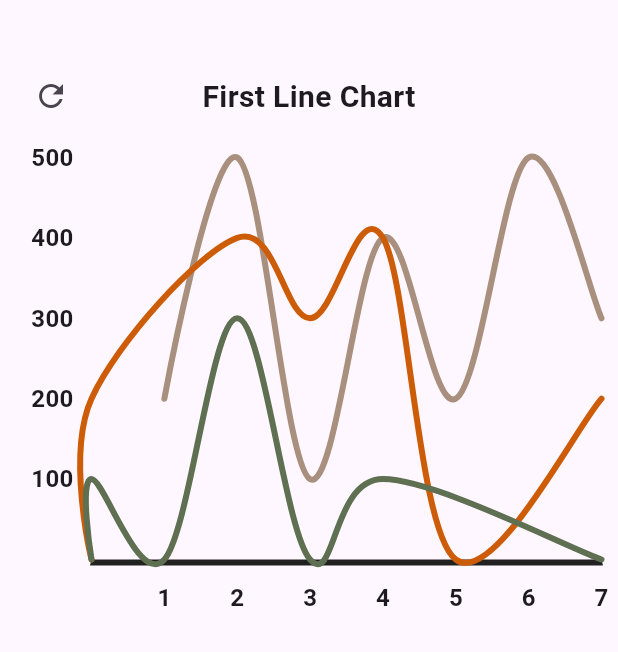
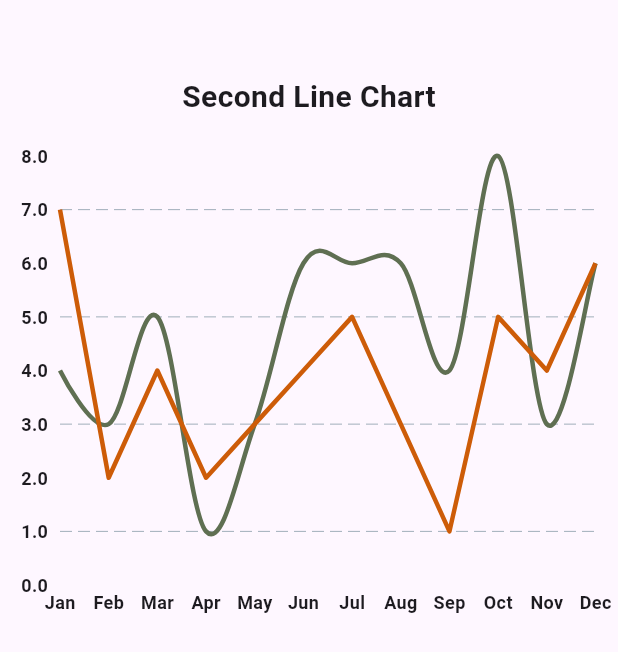
Before and after one commit to ecedzdmrr/charts, a Flutter app: the screen it shows after launch, after a tap on "Second Chart", on a phone screen of 412 x 824 dp. Shown: the top 652 px of the screen. Run offline on Flutter 3.47's test engine with Material 3 defaults, Android fonts, the phone set to English and light mode, and no system bars; drawn by our look-alikes of fl_chart; our stand-ins replace gap.

Commit message:
second line chart created

```diff
--- a/line_chart/lib/home_page.dart
+++ b/line_chart/lib/home_page.dart
@@ -28,7 +28,7 @@ class HomePage extends StatelessWidget {
             const Gap(25),
             ElevatedButton(
               onPressed: () {
-                Navigator.of(context).pushReplacementNamed(Routes.fistChart);
+                Navigator.of(context).pushReplacementNamed(Routes.secondChart);
               },
               child: const Text(
                 'Second Chart',
--- a/line_chart/lib/utils/routes.dart
+++ b/line_chart/lib/utils/routes.dart
@@ -1,12 +1,15 @@
 import 'package:flutter/material.dart';
 import 'package:line_chart/views/first_line_chart.dart';
+import 'package:line_chart/views/second_line_chart.dart';
 
 class Routes {
   Routes._();
 
   static const String fistChart = '/firstChart';
+  static const String secondChart = '/secondChart';
 
   static final routes = <String, WidgetBuilder>{
     fistChart: (BuildContext context) => const FirstLineChartPage(),
+    secondChart: (BuildContext context) => const SecondLineChartPage(),
   };
 }
--- /dev/null
+++ b/line_chart/lib/views/second_line_chart.dart
@@ -0,0 +1,37 @@
+import 'package:flutter/material.dart';
+import 'package:gap/gap.dart';
+import 'package:line_chart/widgets/second_line_chart_widget.dart';
+
+class SecondLineChartPage extends StatelessWidget {
+  const SecondLineChartPage({super.key});
+
+  @override
+  Widget build(BuildContext context) {
+    return const Scaffold(
+      body: SafeArea(
+        child: AspectRatio(
+          aspectRatio: 1,
+          child: Column(
+            children: [
+              Gap(50),
+              Text(
+                'Second Line Chart',
+                style: TextStyle(
+                  fontSize: 20,
+                  fontWeight: FontWeight.bold,
+                ),
+              ),
+              Gap(25),
+              Expanded(
+                child: Padding(
+                  padding: EdgeInsets.only(left: 10,right: 15),
+                  child: SecondLineChartWidget(),
+                ),
+              ),
+            ],
+          ),
+        ),
+      ),
+    );
+  }
+}
--- /dev/null
+++ b/line_chart/lib/widgets/second_line_chart_widget.dart
@@ -0,0 +1,185 @@
+import 'package:fl_chart/fl_chart.dart';
+import 'package:flutter/widgets.dart';
+
+class SecondLineChartWidget extends StatelessWidget {
+  const SecondLineChartWidget({super.key});
+
+  @override
+  Widget build(BuildContext context) {
+    return LineChart(chartData);
+  }
+
+  LineChartData get chartData => LineChartData(
+        gridData: gridData,
+        borderData: borderData,
+        lineTouchData: lineTouchData,
+        lineBarsData: lineBarsData,
+        titlesData: titlesData,
+        betweenBarsData: [
+          BetweenBarsData(
+            fromIndex: 0,
+            toIndex: 1,
+            color: const Color(0xFFA9907E).withOpacity(.3),
+          ),
+        ],
+        minY: 0,
+        maxY: 8,
+      );
+
+  FlGridData get gridData => FlGridData(
+        show: true,
+        drawVerticalLine: false,
+        horizontalInterval: 1,
+        checkToShowHorizontalLine: (double value) {
+          return value == 1 || value == 3 || value == 5 || value == 7;
+        },
+      );
+
+  FlBorderData get borderData => FlBorderData(show: false);
+
+  LineTouchData get lineTouchData => const LineTouchData(
+        enabled: false,
+      );
+
+  List<LineChartBarData> get lineBarsData => [
+        firstLineBars,
+        secondLineBars,
+      ];
+
+  LineChartBarData get firstLineBars => LineChartBarData(
+        isCurved: true,
+        dotData: const FlDotData(show: false),
+        belowBarData: BarAreaData(show: false),
+        color: const Color(0xFF5F6F52),
+        barWidth: 3,
+        spots: const [
+          FlSpot(0, 4),
+          FlSpot(1, 3),
+          FlSpot(2, 5),
+          FlSpot(3, 1),
+          FlSpot(4, 3),
+          FlSpot(5, 6),
+          FlSpot(6, 6),
+          FlSpot(7, 6),
+          FlSpot(8, 4),
+          FlSpot(9, 8),
+          FlSpot(10, 3),
+          FlSpot(11, 6),
+        ],
+      );
+
+  LineChartBarData get secondLineBars => LineChartBarData(
+        isCurved: false,
+        dotData: const FlDotData(show: false),
+        color: const Color(0xFFCD5C08),
+        barWidth: 3,
+        spots: const [
+          FlSpot(0, 7),
+          FlSpot(1, 2),
+          FlSpot(2, 4),
+          FlSpot(3, 2),
+          FlSpot(4, 3),
+          FlSpot(5, 4),
+          FlSpot(6, 5),
+          FlSpot(7, 3),
+          FlSpot(8, 1),
+          FlSpot(9, 5),
+          FlSpot(10, 4),
+          FlSpot(11, 6),
+        ],
+      );
+
+  FlTitlesData get titlesData => FlTitlesData(
+        leftTitles: AxisTitles(
+          sideTitles: SideTitles(
+            showTitles: true,
+            getTitlesWidget: leftTitlesWidget,
+            interval: 1,
+            reservedSize: 30,
+          ),
+        ),
+        topTitles: const AxisTitles(
+          sideTitles: SideTitles(showTitles: false),
+        ),
+        rightTitles: const AxisTitles(
+          sideTitles: SideTitles(showTitles: false),
+        ),
+        bottomTitles: AxisTitles(
+          sideTitles: SideTitles(
+            showTitles: true,
+            interval: 1,
+            getTitlesWidget: bottomTitlesWidget,
+          ),
+        ),
+      );
+
+  Widget leftTitlesWidget(double value, TitleMeta meta) {
+    const style = TextStyle(
+      fontSize: 12,
+      fontWeight: FontWeight.bold
+    );
+    return SideTitleWidget(
+      axisSide: meta.axisSide,
+      child: Text(
+        '$value',
+        style: style,
+      ),
+    );
+  }
+
+  Widget bottomTitlesWidget(double value, TitleMeta meta) {
+    const style = TextStyle(
+      fontSize: 12,
+      fontWeight: FontWeight.bold
+    );
+    String text;
+    switch (value.toInt()) {
+      case 0:
+        text = 'Jan';
+        break;
+      case 1:
+        text = 'Feb';
+        break;
+      case 2:
+        text = 'Mar';
+        break;
+      case 3:
+        text = 'Apr';
+        break;
+      case 4:
+        text = 'May';
+        break;
+      case 5:
+        text = 'Jun';
+        break;
+      case 6:
+        text = 'Jul';
+        break;
+      case 7:
+        text = 'Aug';
+        break;
+      case 8:
+        text = 'Sep';
+        break;
+      case 9:
+        text = 'Oct';
+        break;
+      case 10:
+        text = 'Nov';
+        break;
+      case 11:
+        text = 'Dec';
+        break;
+      default:
+        return Container();
+    }
+    return SideTitleWidget(
+      axisSide: meta.axisSide,
+      space: 3,
+      child: Text(
+        text,
+        style: style,
+      ),
+    );
+  }
+}
```
